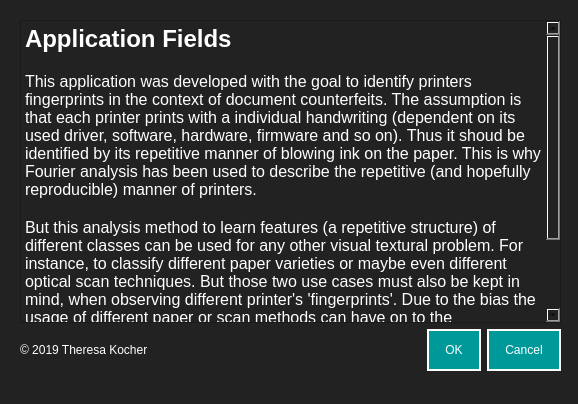
Old version of the form design/dialog_applicationFields.ui in the repository resa89/pridentifier.
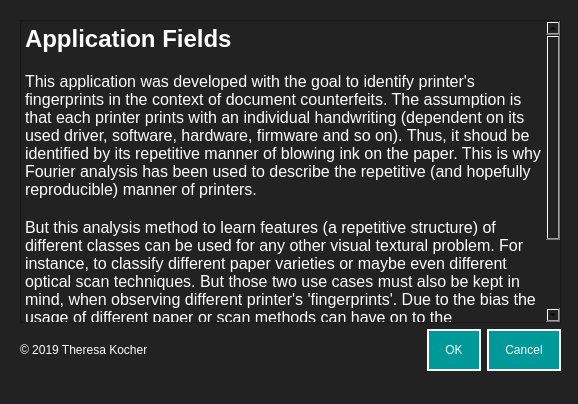
New version of the form.

```diff
--- a/design/dialog_applicationFields.ui
+++ b/design/dialog_applicationFields.ui
@@ -50,7 +50,7 @@
 &lt;/style&gt;&lt;/head&gt;&lt;body style=&quot; font-family:'Helvetica'; font-size:12pt; font-weight:400; font-style:normal;&quot;&gt;
 &lt;p style=&quot; margin-top:0px; margin-bottom:0px; margin-left:0px; margin-right:0px; -qt-block-indent:0; text-indent:0px;&quot;&gt;&lt;span style=&quot; font-size:18pt; font-weight:600;&quot;&gt;Application Fields&lt;/span&gt;&lt;/p&gt;
 &lt;p style=&quot;-qt-paragraph-type:empty; margin-top:0px; margin-bottom:0px; margin-left:0px; margin-right:0px; -qt-block-indent:0; text-indent:0px;&quot;&gt;&lt;br /&gt;&lt;/p&gt;
-&lt;p style=&quot; margin-top:0px; margin-bottom:0px; margin-left:0px; margin-right:0px; -qt-block-indent:0; text-indent:0px;&quot;&gt;This application was developed with the goal to identify printers fingerprints in the context of document counterfeits. The assumption is that each printer prints with a individual handwriting (dependent on its used driver, software, hardware, firmware and so on). Thus it shoud be identified by its repetitive manner of blowing ink on the paper. This is why Fourier analysis has been used to describe the repetitive (and hopefully reproducible) manner of printers.&lt;/p&gt;
+&lt;p style=&quot; margin-top:0px; margin-bottom:0px; margin-left:0px; margin-right:0px; -qt-block-indent:0; text-indent:0px;&quot;&gt;This application was developed with the goal to identify printer's fingerprints in the context of document counterfeits. The assumption is that each printer prints with an individual handwriting (dependent on its used driver, software, hardware, firmware and so on). Thus, it shoud be identified by its repetitive manner of blowing ink on the paper. This is why Fourier analysis has been used to describe the repetitive (and hopefully reproducible) manner of printers.&lt;/p&gt;
 &lt;p style=&quot;-qt-paragraph-type:empty; margin-top:0px; margin-bottom:0px; margin-left:0px; margin-right:0px; -qt-block-indent:0; text-indent:0px;&quot;&gt;&lt;br /&gt;&lt;/p&gt;
 &lt;p style=&quot; margin-top:0px; margin-bottom:0px; margin-left:0px; margin-right:0px; -qt-block-indent:0; text-indent:0px;&quot;&gt;But this analysis method to learn features (a repetitive structure) of different classes can be used for any other visual textural problem. For instance, to classify different paper varieties or maybe even different optical scan techniques. But those two use cases must also be kept in mind, when observing different printer's 'fingerprints'. Due to the bias the usage of different paper or scan methods can have on to the classification of printers. It is recommended to use the same paper and scan method for all printers or if different papers and scan methods are used, you should change paper type and scan method for every printer class often. So the analysis will not learn the scan or paper features instead of the printer's features.&lt;/p&gt;&lt;/body&gt;&lt;/html&gt;</string>
         </property>
```
Left out of the diff: 35 changed lines with no effect on the pictures.
